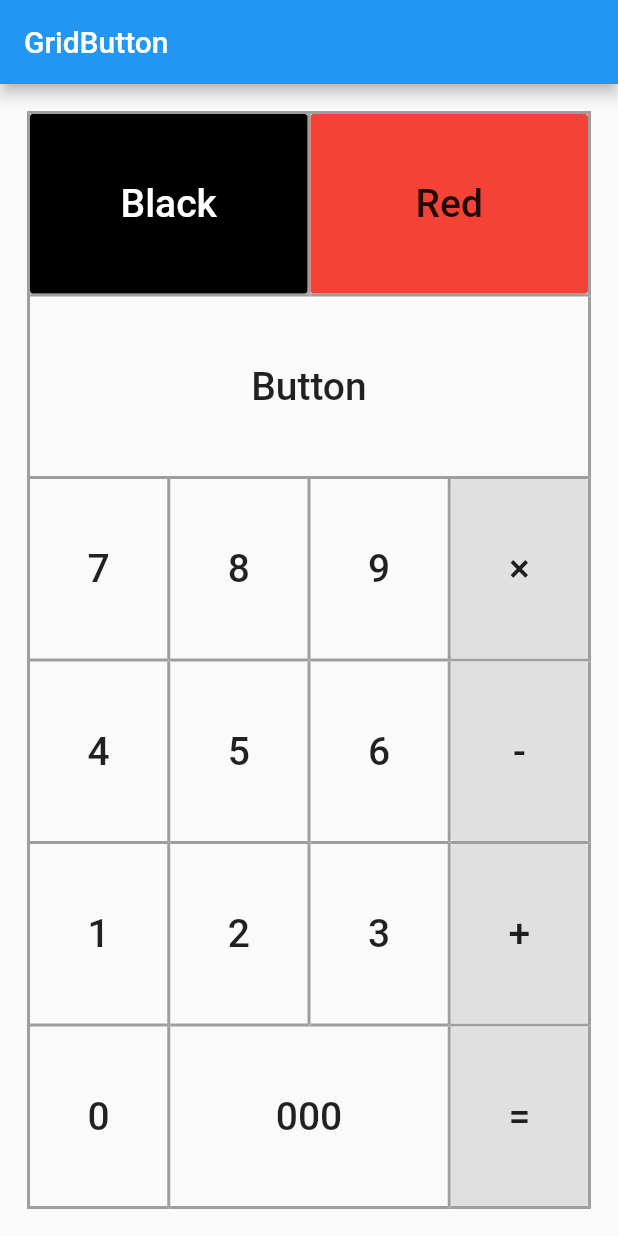
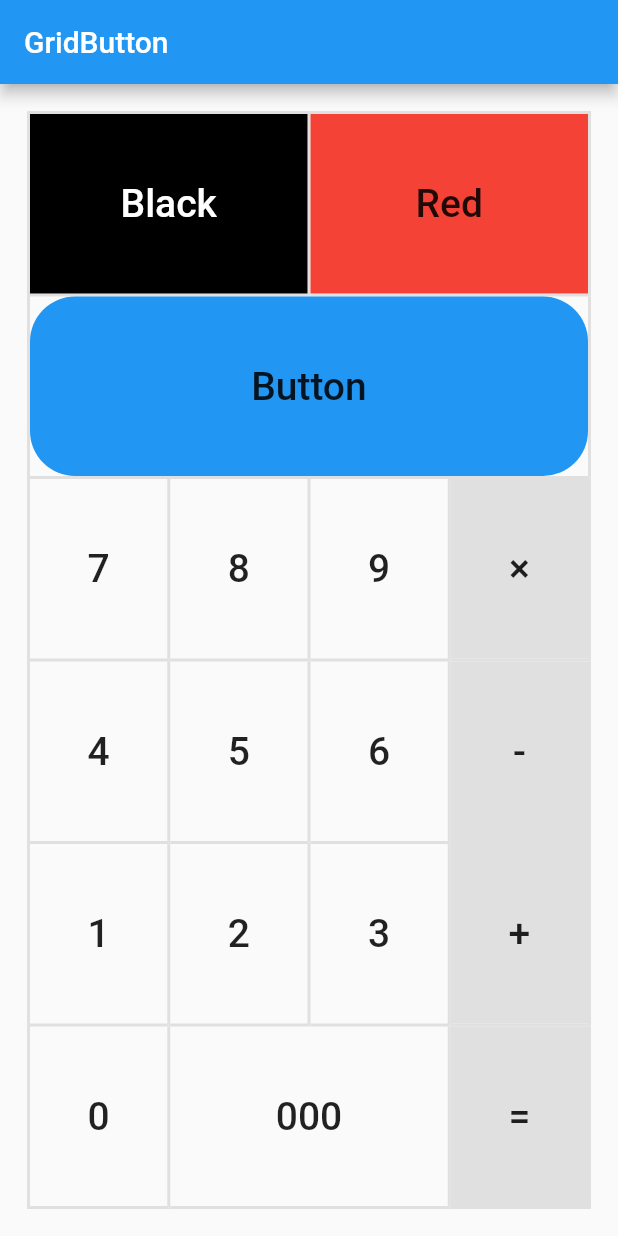
Before and after one commit to zuvola/flutter_grid_button, a Flutter app: the screen it shows after launch, on a phone screen of 412 x 824 dp. Run offline on Flutter 3.47's test engine with Material 2 defaults, Android fonts, the phone set to English and light mode, and no system bars.

Commit message:
Added `GridButtonItem.borderRadius`

```diff
--- a/example/lib/main.dart
+++ b/example/lib/main.dart
@@ -17,7 +17,7 @@ class MyApp extends StatelessWidget {
             padding: const EdgeInsets.all(18.0),
             child: GridButton(
               textStyle: textStyle,
-              borderColor: Colors.grey,
+              borderColor: Colors.grey[300],
               borderWidth: 2,
               onPressed: (dynamic val) {
                 Scaffold.of(context).showSnackBar(
@@ -35,7 +35,13 @@ class MyApp extends StatelessWidget {
                       textStyle: textStyle.copyWith(color: Colors.white)),
                   GridButtonItem(title: "Red", color: Colors.red),
                 ],
-                [GridButtonItem(title: "Button", value: 100)],
+                [
+                  GridButtonItem(
+                      title: "Button",
+                      value: 100,
+                      color: Colors.blue,
+                      borderRadius: 30)
+                ],
                 [
                   GridButtonItem(title: "7"),
                   GridButtonItem(title: "8"),
--- a/lib/flutter_grid_button.dart
+++ b/lib/flutter_grid_button.dart
@@ -94,6 +94,9 @@ class _GridButtonState extends State<GridButton> {
           key: item.key,
           color: item.color,
           splashColor: textStyle?.color?.withOpacity(0.12),
+          shape: RoundedRectangleBorder(
+            borderRadius: BorderRadius.circular(item.borderRadius),
+          ),
           onPressed: () {
             widget.onPressed(item.value != null ? item.value : item.title);
           },
@@ -169,6 +172,9 @@ class GridButtonItem {
   /// If the [value] is null, the callback will use the [title] instead.
   final dynamic value;
 
+  /// The corner radius of the button.
+  final double borderRadius;
+
   const GridButtonItem({
     this.key,
     this.title,
@@ -176,5 +182,6 @@ class GridButtonItem {
     this.textStyle,
     this.value,
     this.flex = 1,
+    this.borderRadius = 0,
   });
 }
--- a/pubspec.yaml
+++ b/pubspec.yaml
@@ -1,6 +1,6 @@
 name: flutter_grid_button
 description: Flutter widget that arrange buttons in a grid. It is useful for making a number pad, calculator, and so on.
-version: 1.1.5
+version: 1.1.6
 author: zuvola <zuvola@gmail.com>
 homepage: https://github.com/zuvola/flutter_grid_button
 
```
Also changed, not shown: example/pubspec.lock, 1 other file.
